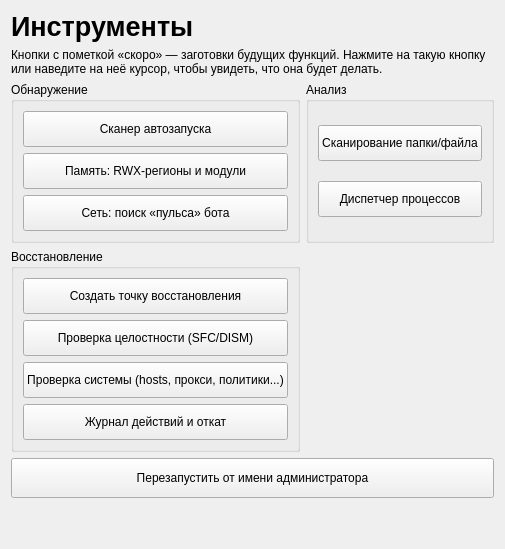
First picture: the form in ui/designer/tools_page.ui, repository UnLuck000/school_project, before the edit.
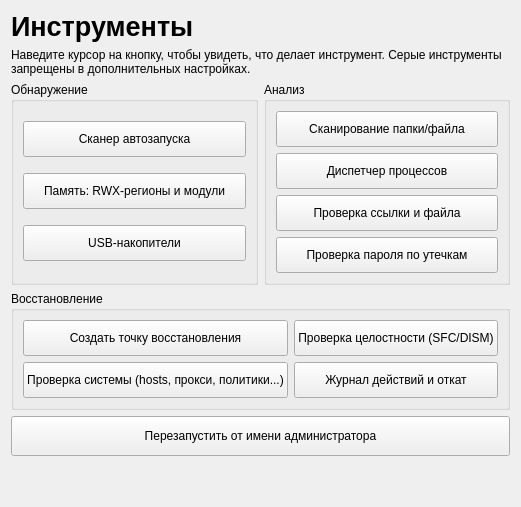
Second picture: the form after the edit.

Commit message: Сеть, защита флешек, ловушки, отчёт о работе, запреты и рабочие процессы проверки

```diff
--- a/ui/designer/tools_page.ui
+++ b/ui/designer/tools_page.ui
@@ -11,7 +11,7 @@
    </item>
    <item>
     <widget class="QLabel" name="lblHint">
-     <property name="text"><string>Кнопки с пометкой «скоро» — заготовки будущих функций. Нажмите на такую кнопку или наведите на неё курсор, чтобы увидеть, что она будет делать.</string></property>
+     <property name="text"><string>Наведите курсор на кнопку, чтобы увидеть, что делает инструмент. Серые инструменты запрещены в дополнительных настройках.</string></property>
      <property name="wordWrap"><bool>true</bool></property>
     </widget>
    </item>
@@ -23,7 +23,7 @@
        <layout class="QVBoxLayout" name="layoutDetect">
         <item><widget class="QPushButton" name="btnAutoruns"><property name="minimumSize"><size><width>0</width><height>36</height></size></property><property name="text"><string>Сканер автозапуска</string></property></widget></item>
         <item><widget class="QPushButton" name="btnMemoryDeep"><property name="minimumSize"><size><width>0</width><height>36</height></size></property><property name="text"><string>Память: RWX-регионы и модули</string></property></widget></item>
-        <item><widget class="QPushButton" name="btnNetBeacon"><property name="minimumSize"><size><width>0</width><height>36</height></size></property><property name="text"><string>Сеть: поиск «пульса» бота</string></property></widget></item>
+        <item><widget class="QPushButton" name="btnUsb"><property name="minimumSize"><size><width>0</width><height>36</height></size></property><property name="text"><string>USB-накопители</string></property></widget></item>
        </layout>
       </widget>
      </item>
@@ -33,17 +33,19 @@
        <layout class="QVBoxLayout" name="layoutAnalysis">
         <item><widget class="QPushButton" name="btnFileAnalyzer"><property name="minimumSize"><size><width>0</width><height>36</height></size></property><property name="text"><string>Сканирование папки/файла</string></property></widget></item>
         <item><widget class="QPushButton" name="btnProcessManager"><property name="minimumSize"><size><width>0</width><height>36</height></size></property><property name="text"><string>Диспетчер процессов</string></property></widget></item>
+        <item><widget class="QPushButton" name="btnLinkCheck"><property name="minimumSize"><size><width>0</width><height>36</height></size></property><property name="text"><string>Проверка ссылки и файла</string></property></widget></item>
+        <item><widget class="QPushButton" name="btnPasswordLeak"><property name="minimumSize"><size><width>0</width><height>36</height></size></property><property name="text"><string>Проверка пароля по утечкам</string></property></widget></item>
        </layout>
       </widget>
      </item>
-     <item row="1" column="0">
+     <item row="1" column="0" colspan="2">
       <widget class="QGroupBox" name="groupRecovery">
        <property name="title"><string>Восстановление</string></property>
-       <layout class="QVBoxLayout" name="layoutRecovery">
-        <item><widget class="QPushButton" name="btnRestorePoint"><property name="minimumSize"><size><width>0</width><height>36</height></size></property><property name="text"><string>Создать точку восстановления</string></property></widget></item>
-        <item><widget class="QPushButton" name="btnSfcDism"><property name="minimumSize"><size><width>0</width><height>36</height></size></property><property name="text"><string>Проверка целостности (SFC/DISM)</string></property></widget></item>
-        <item><widget class="QPushButton" name="btnSystemChecks"><property name="minimumSize"><size><width>0</width><height>36</height></size></property><property name="text"><string>Проверка системы (hosts, прокси, политики...)</string></property></widget></item>
-        <item><widget class="QPushButton" name="btnUndoJournal"><property name="minimumSize"><size><width>0</width><height>36</height></size></property><property name="text"><string>Журнал действий и откат</string></property></widget></item>
+       <layout class="QGridLayout" name="layoutRecovery">
+        <item row="0" column="0"><widget class="QPushButton" name="btnRestorePoint"><property name="minimumSize"><size><width>0</width><height>36</height></size></property><property name="text"><string>Создать точку восстановления</string></property></widget></item>
+        <item row="0" column="1"><widget class="QPushButton" name="btnSfcDism"><property name="minimumSize"><size><width>0</width><height>36</height></size></property><property name="text"><string>Проверка целостности (SFC/DISM)</string></property></widget></item>
+        <item row="1" column="0"><widget class="QPushButton" name="btnSystemChecks"><property name="minimumSize"><size><width>0</width><height>36</height></size></property><property name="text"><string>Проверка системы (hosts, прокси, политики...)</string></property></widget></item>
+        <item row="1" column="1"><widget class="QPushButton" name="btnUndoJournal"><property name="minimumSize"><size><width>0</width><height>36</height></size></property><property name="text"><string>Журнал действий и откат</string></property></widget></item>
        </layout>
       </widget>
      </item>
```
The commit also changes 93 other files.
